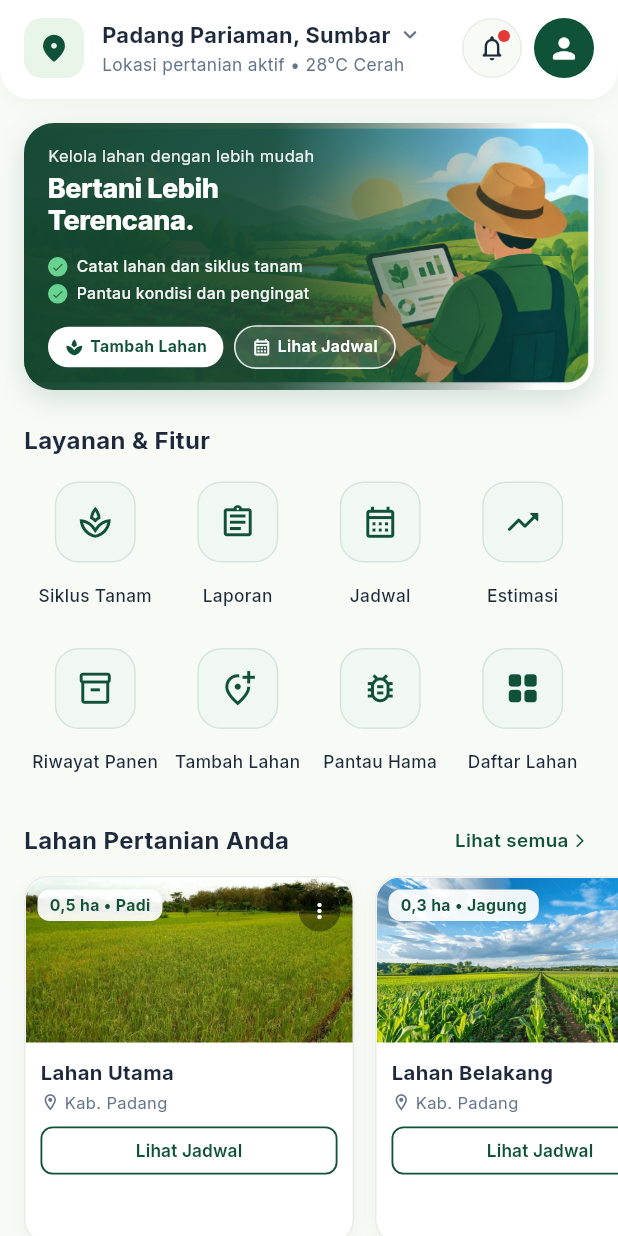
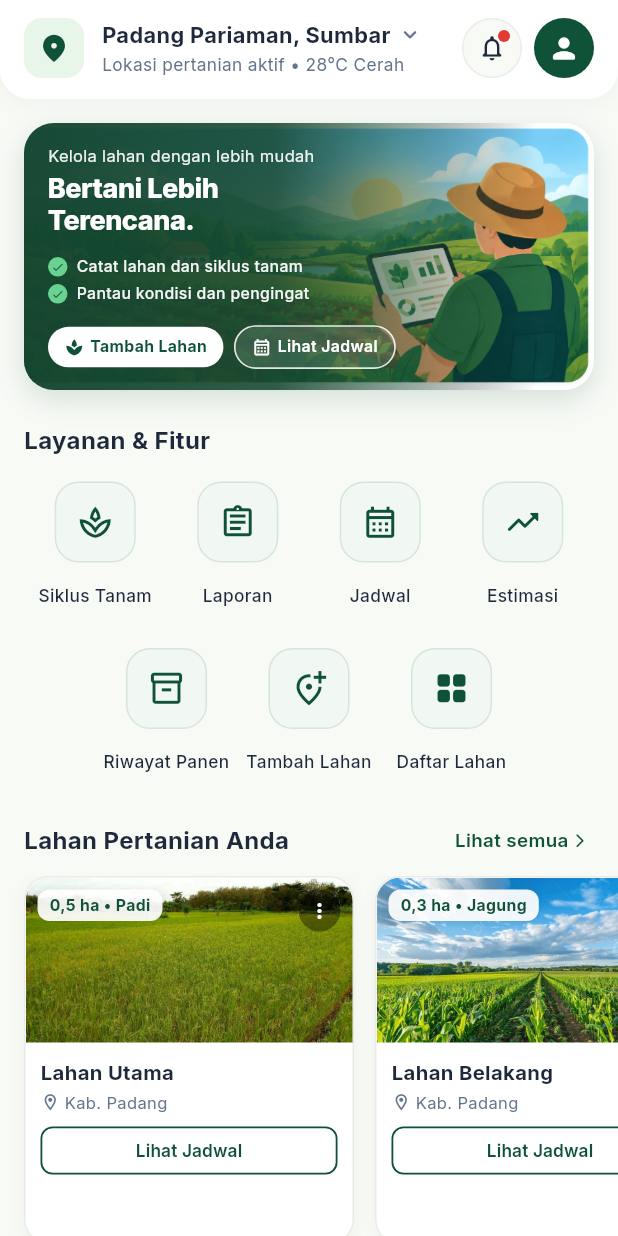
Before and after one commit to Ferdian-R/AgroPlan, a Flutter app: the HomeScreen screen opened by its route, on a phone screen of 412 x 824 dp. Run offline on Flutter 3.47's test engine with Material 3 defaults, Android fonts, the phone set to English and light mode, and no system bars; our stand-ins replace google_fonts, image_picker.

Commit message:
fix(home): hapus fitur fiktif Pantau Hama, sesuaikan hanya 7 fitur riil PRD

```diff
--- a/lib/screens/home/home_screen.dart
+++ b/lib/screens/home/home_screen.dart
@@ -634,11 +634,13 @@ class _HomeScreenState extends State<HomeScreen> {
 
           const SizedBox(height: 16),
 
-          // Baris 2: 4 Menu (Sejajar sempurna dengan Baris 1)
+          // Baris 2: 3 Menu Riil (Riwayat Panen, Tambah Lahan, Daftar Lahan - Ditata seimbang di tengah)
           Row(
             crossAxisAlignment: CrossAxisAlignment.start,
             children: [
+              const Spacer(flex: 1),
               Expanded(
+                flex: 2,
                 child: _buildServiceItem(
                   title: 'Riwayat Panen',
                   icon: Icons.inventory_2_outlined,
@@ -653,6 +655,7 @@ class _HomeScreenState extends State<HomeScreen> {
                 ),
               ),
               Expanded(
+                flex: 2,
                 child: _buildServiceItem(
                   title: 'Tambah Lahan',
                   icon: Icons.add_location_alt_outlined,
@@ -667,20 +670,7 @@ class _HomeScreenState extends State<HomeScreen> {
                 ),
               ),
               Expanded(
-                child: _buildServiceItem(
-                  title: 'Pantau Hama',
-                  icon: Icons.bug_report_outlined,
-                  onTap: () {
-                    Navigator.push(
-                      context,
-                      MaterialPageRoute(
-                        builder: (_) => const RiwayatLaporanScreen(),
-                      ),
-                    );
-                  },
-                ),
-              ),
-              Expanded(
+                flex: 2,
                 child: _buildServiceItem(
                   title: 'Daftar Lahan',
                   icon: Icons.grid_view_rounded,
@@ -694,6 +684,7 @@ class _HomeScreenState extends State<HomeScreen> {
                   },
                 ),
               ),
+              const Spacer(flex: 1),
             ],
           ),
         ],
```
